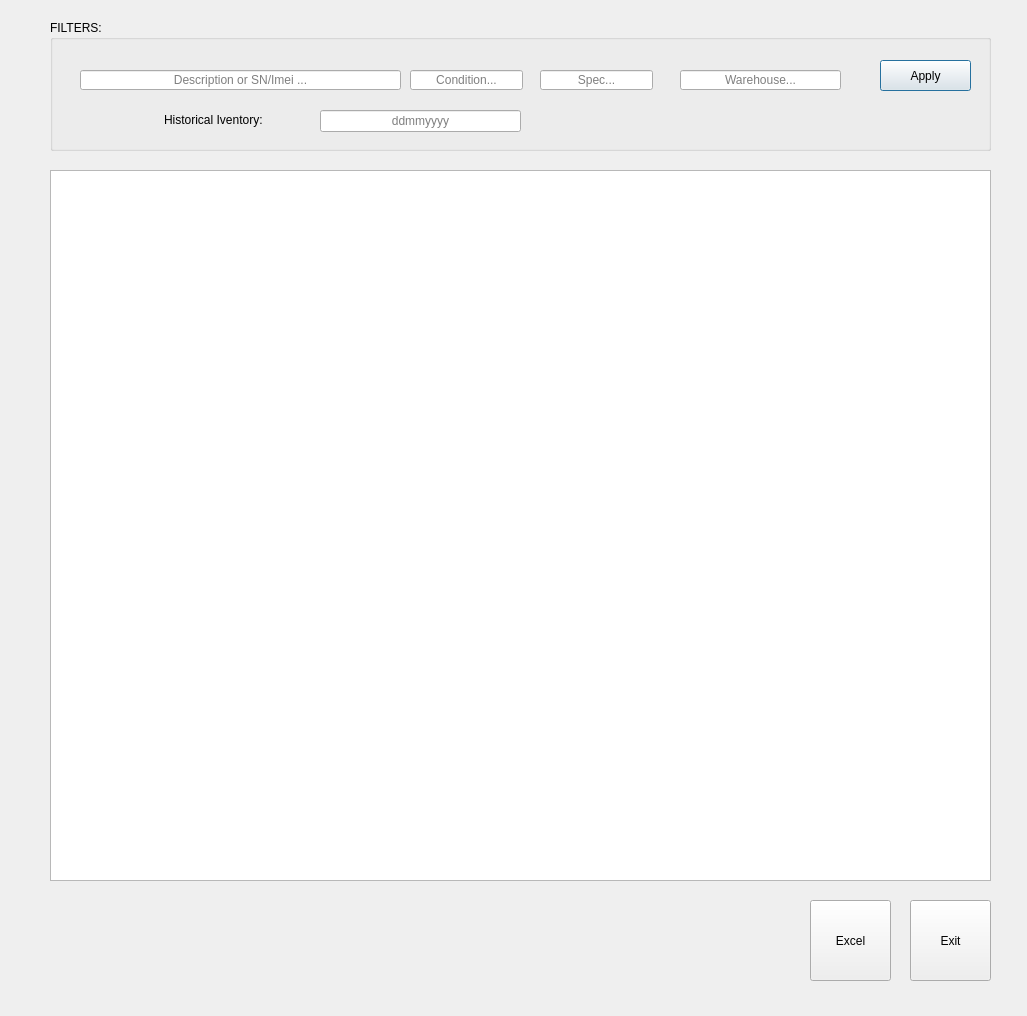
Before: the Qt Designer form uis/inventory_form.ui in andrei219/euromedia, drawn with Qt 5.
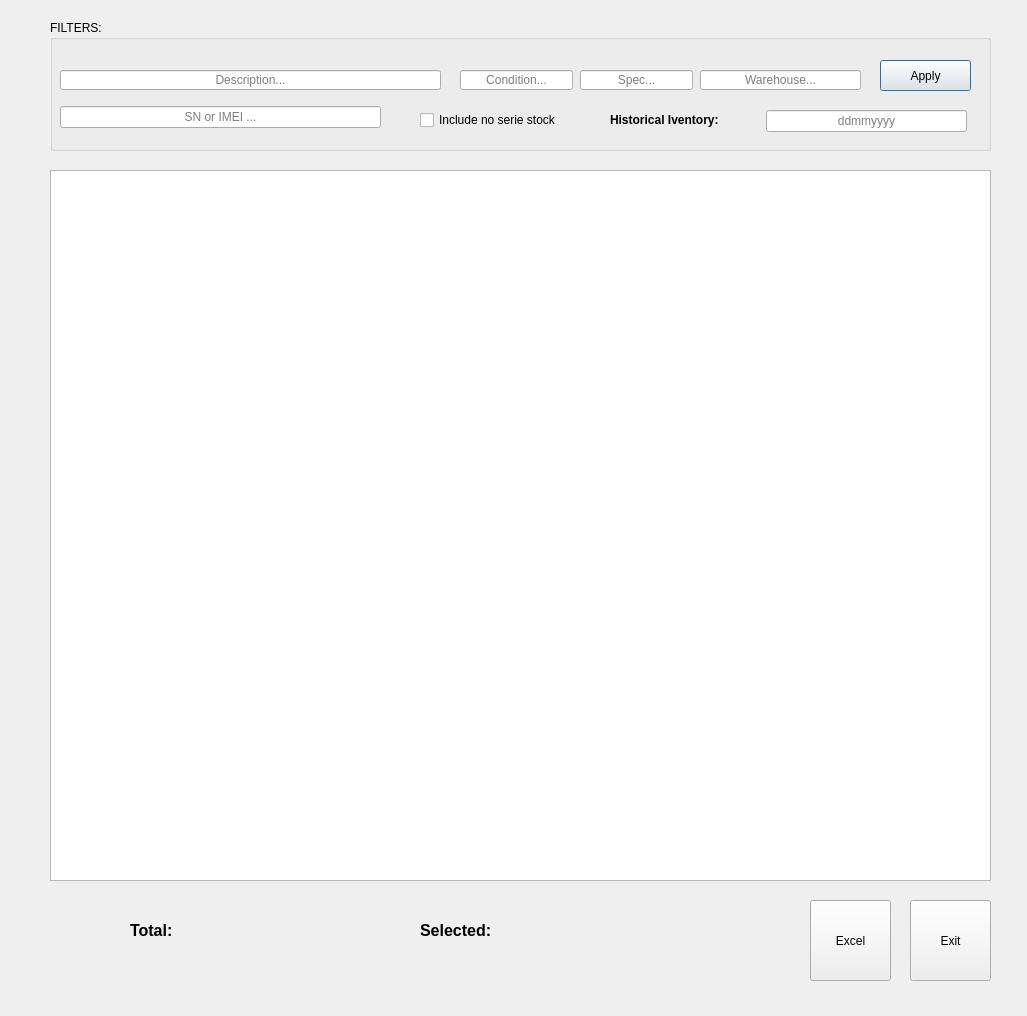
After: the same form once the commit is applied. Icons and pictures are not drawn. Custom widgets are drawn as their Qt base class.

Commit message: Inventory Check integrated with Historical Inventory

Patch:
```diff
--- a/uis/inventory_form.ui
+++ b/uis/inventory_form.ui
@@ -18,7 +18,7 @@
     <normaloff>:/warehouse</normaloff>:/warehouse</iconset>
   </property>
   <property name="styleSheet">
-   <string notr="true"/>
+   <string notr="true">QLabel {font-weight: bold}</string>
   </property>
   <widget class="ClipView" name="view">
    <property name="geometry">
@@ -71,23 +71,26 @@
    <widget class="ClipLineEdit" name="description">
     <property name="geometry">
      <rect>
-      <x>30</x>
+      <x>10</x>
       <y>50</y>
-      <width>321</width>
+      <width>381</width>
       <height>20</height>
      </rect>
     </property>
+    <property name="text">
+     <string/>
+    </property>
     <property name="alignment">
      <set>Qt::AlignCenter</set>
     </property>
     <property name="placeholderText">
-     <string>Description or SN/Imei ...</string>
+     <string>Description...</string>
     </property>
    </widget>
    <widget class="QLineEdit" name="condition">
     <property name="geometry">
      <rect>
-      <x>360</x>
+      <x>410</x>
       <y>50</y>
       <width>113</width>
       <height>20</height>
@@ -103,7 +106,7 @@
    <widget class="QLineEdit" name="spec">
     <property name="geometry">
      <rect>
-      <x>490</x>
+      <x>530</x>
       <y>50</y>
       <width>113</width>
       <height>20</height>
@@ -122,7 +125,7 @@
    <widget class="QLineEdit" name="warehouse">
     <property name="geometry">
      <rect>
-      <x>630</x>
+      <x>650</x>
       <y>50</y>
       <width>161</width>
       <height>20</height>
@@ -154,7 +157,7 @@
    <widget class="QLineEdit" name="date">
     <property name="geometry">
      <rect>
-      <x>270</x>
+      <x>716</x>
       <y>90</y>
       <width>201</width>
       <height>22</height>
@@ -170,9 +173,9 @@
    <widget class="QLabel" name="label">
     <property name="geometry">
      <rect>
-      <x>114</x>
+      <x>560</x>
       <y>90</y>
-      <width>111</width>
+      <width>141</width>
       <height>20</height>
      </rect>
     </property>
@@ -180,6 +183,41 @@
      <string>Historical Iventory:</string>
     </property>
    </widget>
+   <widget class="QLineEdit" name="serie">
+    <property name="geometry">
+     <rect>
+      <x>10</x>
+      <y>86</y>
+      <width>321</width>
+      <height>22</height>
+     </rect>
+    </property>
+    <property name="text">
+     <string/>
+    </property>
+    <property name="alignment">
+     <set>Qt::AlignCenter</set>
+    </property>
+    <property name="placeholderText">
+     <string>SN or IMEI ...</string>
+    </property>
+   </widget>
+   <widget class="QCheckBox" name="include_no_serie">
+    <property name="geometry">
+     <rect>
+      <x>370</x>
+      <y>90</y>
+      <width>151</width>
+      <height>20</height>
+     </rect>
+    </property>
+    <property name="text">
+     <string>Include no serie stock</string>
+    </property>
+    <property name="checked">
+     <bool>false</bool>
+    </property>
+   </widget>
   </widget>
   <widget class="QToolButton" name="excel">
    <property name="geometry">
@@ -207,6 +245,46 @@
     <enum>Qt::ToolButtonTextUnderIcon</enum>
    </property>
   </widget>
+  <widget class="QLabel" name="total">
+   <property name="geometry">
+    <rect>
+     <x>130</x>
+     <y>920</y>
+     <width>161</width>
+     <height>20</height>
+    </rect>
+   </property>
+   <property name="font">
+    <font>
+     <pointsize>12</pointsize>
+     <weight>75</weight>
+     <bold>true</bold>
+    </font>
+   </property>
+   <property name="text">
+    <string>Total:</string>
+   </property>
+  </widget>
+  <widget class="QLabel" name="selected">
+   <property name="geometry">
+    <rect>
+     <x>420</x>
+     <y>920</y>
+     <width>161</width>
+     <height>20</height>
+    </rect>
+   </property>
+   <property name="font">
+    <font>
+     <pointsize>12</pointsize>
+     <weight>75</weight>
+     <bold>true</bold>
+    </font>
+   </property>
+   <property name="text">
+    <string>Selected:</string>
+   </property>
+  </widget>
  </widget>
  <customwidgets>
   <customwidget>
```
Left out of the diff: 9 changed lines with no effect on the pictures. The commit also changes 4 other files.
